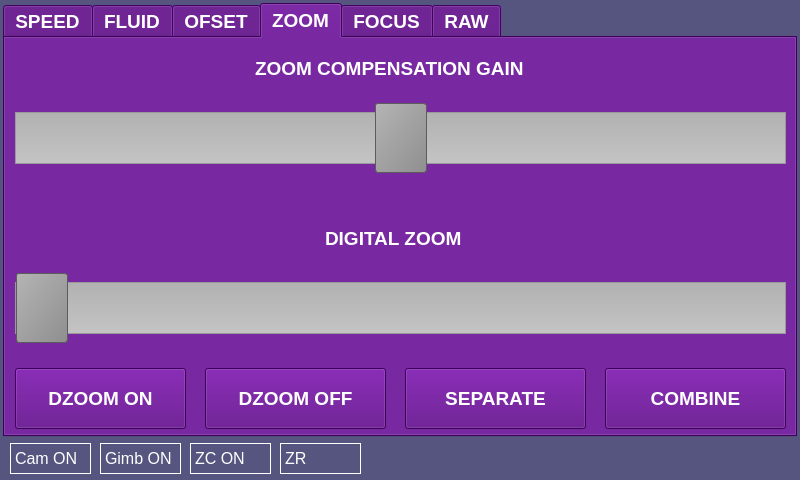
Old version of the form widget.ui in the repository ferstein/GRC.
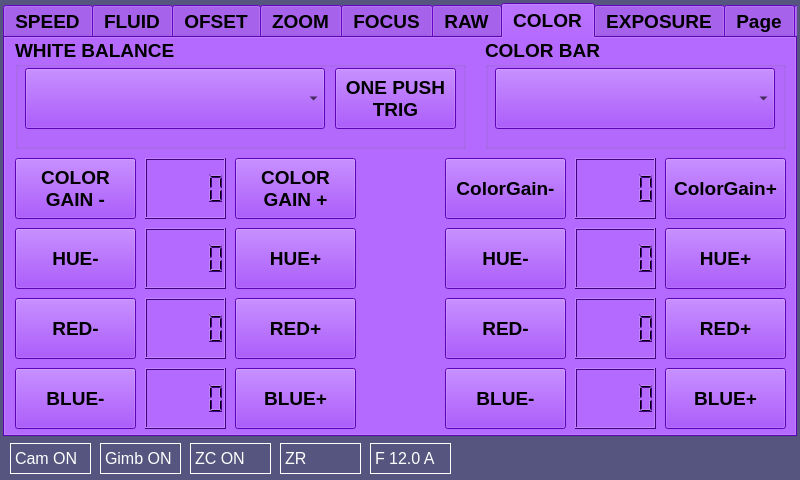
New version of the form. The open tabs and pages were chosen to show the change.

```diff
--- a/widget.ui
+++ b/widget.ui
@@ -143,63 +143,63 @@
       <colorrole role="WindowText">
        <brush brushstyle="SolidPattern">
         <color alpha="255">
-         <red>255</red>
-         <green>255</green>
-         <blue>255</blue>
+         <red>0</red>
+         <green>0</green>
+         <blue>0</blue>
         </color>
        </brush>
       </colorrole>
       <colorrole role="Button">
        <brush brushstyle="SolidPattern">
         <color alpha="255">
-         <red>85</red>
-         <green>0</green>
-         <blue>127</blue>
+         <red>130</red>
+         <green>5</green>
+         <blue>255</blue>
         </color>
        </brush>
       </colorrole>
       <colorrole role="Light">
        <brush brushstyle="SolidPattern">
         <color alpha="255">
-         <red>128</red>
-         <green>0</green>
-         <blue>191</blue>
+         <red>194</red>
+         <green>133</green>
+         <blue>255</blue>
         </color>
        </brush>
       </colorrole>
       <colorrole role="Midlight">
        <brush brushstyle="SolidPattern">
         <color alpha="255">
-         <red>106</red>
-         <green>0</green>
-         <blue>159</blue>
+         <red>162</red>
+         <green>69</green>
+         <blue>255</blue>
         </color>
        </brush>
       </colorrole>
       <colorrole role="Dark">
        <brush brushstyle="SolidPattern">
         <color alpha="255">
-         <red>42</red>
-         <green>0</green>
-         <blue>63</blue>
+         <red>65</red>
+         <green>2</green>
+         <blue>127</blue>
         </color>
        </brush>
       </colorrole>
       <colorrole role="Mid">
        <brush brushstyle="SolidPattern">
         <color alpha="255">
-         <red>56</red>
-         <green>0</green>
-         <blue>84</blue>
+         <red>87</red>
+         <green>3</green>
+         <blue>170</blue>
         </color>
        </brush>
       </colorrole>
       <colorrole role="Text">
        <brush brushstyle="SolidPattern">
         <color alpha="255">
-         <red>255</red>
-         <green>255</green>
-         <blue>255</blue>
+         <red>0</red>
+         <green>0</green>
+         <blue>0</blue>
         </color>
        </brush>
       </colorrole>
@@ -215,27 +215,27 @@
       <colorrole role="ButtonText">
        <brush brushstyle="SolidPattern">
         <color alpha="255">
-         <red>255</red>
-         <green>255</green>
-         <blue>255</blue>
+         <red>0</red>
+         <green>0</green>
+         <blue>0</blue>
         </color>
        </brush>
       </colorrole>
       <colorrole role="Base">
        <brush brushstyle="SolidPattern">
         <color alpha="255">
-         <red>0</red>
-         <green>0</green>
-         <blue>0</blue>
+         <red>255</red>
+         <green>255</green>
+         <blue>255</blue>
         </color>
        </brush>
       </colorrole>
       <colorrole role="Window">
        <brush brushstyle="SolidPattern">
         <color alpha="255">
-         <red>85</red>
-         <green>0</green>
-         <blue>127</blue>
+         <red>130</red>
+         <green>5</green>
+         <blue>255</blue>
         </color>
        </brush>
       </colorrole>
@@ -251,9 +251,9 @@
       <colorrole role="AlternateBase">
        <brush brushstyle="SolidPattern">
         <color alpha="255">
-         <red>42</red>
-         <green>0</green>
-         <blue>63</blue>
+         <red>192</red>
+         <green>130</green>
+         <blue>255</blue>
         </color>
        </brush>
       </colorrole>
@@ -275,68 +275,77 @@
         </color>
        </brush>
       </colorrole>
+      <colorrole role="PlaceholderText">
+       <brush brushstyle="SolidPattern">
+        <color alpha="128">
+         <red>0</red>
+         <green>0</green>
+         <blue>0</blue>
+        </color>
+       </brush>
+      </colorrole>
      </active>
      <inactive>
       <colorrole role="WindowText">
        <brush brushstyle="SolidPattern">
         <color alpha="255">
-         <red>255</red>
-         <green>255</green>
-         <blue>255</blue>
+         <red>0</red>
+         <green>0</green>
+         <blue>0</blue>
         </color>
        </brush>
       </colorrole>
       <colorrole role="Button">
        <brush brushstyle="SolidPattern">
         <color alpha="255">
-         <red>85</red>
-         <green>0</green>
-         <blue>127</blue>
+         <red>130</red>
+         <green>5</green>
+         <blue>255</blue>
         </color>
        </brush>
       </colorrole>
       <colorrole role="Light">
        <brush brushstyle="SolidPattern">
         <color alpha="255">
-         <red>128</red>
-         <green>0</green>
-         <blue>191</blue>
+         <red>194</red>
+         <green>133</green>
+         <blue>255</blue>
         </color>
        </brush>
       </colorrole>
       <colorrole role="Midlight">
        <brush brushstyle="SolidPattern">
         <color alpha="255">
-         <red>106</red>
-         <green>0</green>
-         <blue>159</blue>
+         <red>162</red>
+         <green>69</green>
+         <blue>255</blue>
         </color>
        </brush>
       </colorrole>
       <colorrole role="Dark">
        <brush brushstyle="SolidPattern">
         <color alpha="255">
-         <red>42</red>
-         <green>0</green>
-         <blue>63</blue>
+         <red>65</red>
+         <green>2</green>
+         <blue>127</blue>
         </color>
        </brush>
       </colorrole>
       <colorrole role="Mid">
        <brush brushstyle="SolidPattern">
         <color alpha="255">
-         <red>56</red>
-         <green>0</green>
-         <blue>84</blue>
+         <red>87</red>
+         <green>3</green>
+         <blue>170</blue>
         </color>
        </brush>
       </colorrole>
       <colorrole role="Text">
        <brush brushstyle="SolidPattern">
         <color alpha="255">
-         <red>255</red>
-         <green>255</green>
-         <blue>255</blue>
+         <red>0</red>
+         <green>0</green>
+         <blue>0</blue>
         </color>
        </brush>
       </colorrole>
@@ -352,27 +361,27 @@
       <colorrole role="ButtonText">
        <brush brushstyle="SolidPattern">
         <color alpha="255">
-         <red>255</red>
-         <green>255</green>
-         <blue>255</blue>
+         <red>0</red>
+         <green>0</green>
+         <blue>0</blue>
         </color>
        </brush>
       </colorrole>
       <colorrole role="Base">
        <brush brushstyle="SolidPattern">
         <color alpha="255">
-         <red>0</red>
-         <green>0</green>
-         <blue>0</blue>
+         <red>255</red>
+         <green>255</green>
+         <blue>255</blue>
         </color>
        </brush>
       </colorrole>
       <colorrole role="Window">
        <brush brushstyle="SolidPattern">
         <color alpha="255">
-         <red>85</red>
-         <green>0</green>
-         <blue>127</blue>
+         <red>130</red>
+         <green>5</green>
+         <blue>255</blue>
         </color>
        </brush>
       </colorrole>
@@ -388,9 +397,9 @@
       <colorrole role="AlternateBase">
        <brush brushstyle="SolidPattern">
         <color alpha="255">
-         <red>42</red>
-         <green>0</green>
-         <blue>63</blue>
+         <red>192</red>
+         <green>130</green>
+         <blue>255</blue>
         </color>
        </brush>
       </colorrole>
@@ -412,68 +421,77 @@
         </color>
        </brush>
       </colorrole>
+      <colorrole role="PlaceholderText">
+       <brush brushstyle="SolidPattern">
+        <color alpha="128">
+         <red>0</red>
+         <green>0</green>
+         <blue>0</blue>
+        </color>
+       </brush>
+      </colorrole>
      </inactive>
      <disabled>
       <colorrole role="WindowText">
        <brush brushstyle="SolidPattern">
         <color alpha="255">
-         <red>42</red>
-         <green>0</green>
-         <blue>63</blue>
+         <red>65</red>
+         <green>2</green>
+         <blue>127</blue>
         </color>
        </brush>
       </colorrole>
       <colorrole role="Button">
        <brush brushstyle="SolidPattern">
         <color alpha="255">
-         <red>85</red>
-         <green>0</green>
-         <blue>127</blue>
+         <red>130</red>
+         <green>5</green>
+         <blue>255</blue>
         </color>
        </brush>
       </colorrole>
       <colorrole role="Light">
        <brush brushstyle="SolidPattern">
         <color alpha="255">
-         <red>128</red>
-         <green>0</green>
-         <blue>191</blue>
+         <red>194</red>
+         <green>133</green>
+         <blue>255</blue>
         </color>
        </brush>
       </colorrole>
       <colorrole role="Midlight">
        <brush brushstyle="SolidPattern">
         <color alpha="255">
-         <red>106</red>
-         <green>0</green>
-         <blue>159</blue>
+         <red>162</red>
+         <green>69</green>
+         <blue>255</blue>
         </color>
        </brush>
       </colorrole>
       <colorrole role="Dark">
        <brush brushstyle="SolidPattern">
         <color alpha="255">
-         <red>42</red>
-         <green>0</green>
-         <blue>63</blue>
+         <red>65</red>
+         <green>2</green>
+         <blue>127</blue>
         </color>
        </brush>
       </colorrole>
       <colorrole role="Mid">
        <brush brushstyle="SolidPattern">
         <color alpha="255">
-         <red>56</red>
-         <green>0</green>
-         <blue>84</blue>
+         <red>87</red>
+         <green>3</green>
+         <blue>170</blue>
         </color>
        </brush>
       </colorrole>
       <colorrole role="Text">
        <brush brushstyle="SolidPattern">
         <color alpha="255">
-         <red>42</red>
-         <green>0</green>
-         <blue>63</blue>
+         <red>65</red>
+         <green>2</green>
+         <blue>127</blue>
         </color>
        </brush>
       </colorrole>
@@ -489,27 +507,27 @@
       <colorrole role="ButtonText">
        <brush brushstyle="SolidPattern">
         <color alpha="255">
-         <red>42</red>
-         <green>0</green>
-         <blue>63</blue>
+         <red>65</red>
+         <green>2</green>
+         <blue>127</blue>
         </color>
        </brush>
       </colorrole>
       <colorrole role="Base">
        <brush brushstyle="SolidPattern">
         <color alpha="255">
-         <red>85</red>
-         <green>0</green>
-         <blue>127</blue>
+         <red>130</red>
+         <green>5</green>
+         <blue>255</blue>
         </color>
        </brush>
       </colorrole>
       <colorrole role="Window">
        <brush brushstyle="SolidPattern">
         <color alpha="255">
-         <red>85</red>
-         <green>0</green>
-         <blue>127</blue>
+         <red>130</red>
+         <green>5</green>
+         <blue>255</blue>
         </color>
        </brush>
       </colorrole>
@@ -525,9 +543,9 @@
       <colorrole role="AlternateBase">
        <brush brushstyle="SolidPattern">
         <color alpha="255">
-         <red>85</red>
-         <green>0</green>
-         <blue>127</blue>
+         <red>130</red>
+         <green>5</green>
+         <blue>255</blue>
         </color>
        </brush>
       </colorrole>
@@ -549,6 +567,15 @@
         </color>
        </brush>
       </colorrole>
+      <colorrole role="PlaceholderText">
+       <brush brushstyle="SolidPattern">
+        <color alpha="128">
+         <red>0</red>
+         <green>0</green>
+         <blue>0</blue>
+        </color>
+       </brush>
+      </colorrole>
      </disabled>
     </palette>
    </property>
@@ -563,7 +590,16 @@
     <cursorShape>BlankCursor</cursorShape>
    </property>
    <property name="currentIndex">
-    <number>3</number>
+    <number>9</number>
+   </property>
+   <property name="iconSize">
+    <size>
+     <width>16</width>
+     <height>16</height>
+    </size>
+   </property>
+   <property name="usesScrollButtons">
+    <bool>false</bool>
    </property>
    <widget class="QWidget" name="tabSpeed">
     <attribute name="title">
@@ -1923,6 +1959,617 @@
      </property>
     </widget>
    </widget>
+   <widget class="QWidget" name="tab_color">
+    <attribute name="title">
+     <string>COLOR</string>
+    </attribute>
+    <widget class="QLCDNumber" name="lcdColorGain">
+     <property name="geometry">
+      <rect>
+       <x>140</x>
+       <y>120</y>
+       <width>81</width>
+       <height>61</height>
+      </rect>
+     </property>
+    </widget>
+    <widget class="QLCDNumber" name="lcdColorHue">
+     <property name="geometry">
+      <rect>
+       <x>140</x>
+       <y>190</y>
+       <width>81</width>
+       <height>61</height>
+      </rect>
+     </property>
+    </widget>
+    <widget class="QLCDNumber" name="lcdColorRGain">
+     <property name="geometry">
+      <rect>
+       <x>140</x>
+       <y>260</y>
+       <width>81</width>
+       <height>61</height>
+      </rect>
+     </property>
+    </widget>
+    <widget class="QLCDNumber" name="lcdColorBGain">
+     <property name="geometry">
+      <rect>
+       <x>140</x>
+       <y>330</y>
+       <width>81</width>
+       <height>61</height>
+      </rect>
+     </property>
+    </widget>
+    <widget class="QPushButton" name="ButColorGainMinus">
+     <property name="geometry">
+      <rect>
+       <x>10</x>
+       <y>120</y>
+       <width>121</width>
+       <height>61</height>
+      </rect>
+     </property>
+     <property name="minimumSize">
+      <size>
+       <width>121</width>
+       <height>61</height>
+      </size>
+     </property>
+     <property name="maximumSize">
+      <size>
+       <width>121</width>
+       <height>61</height>
+      </size>
+     </property>
+     <property name="text">
+      <string>COLOR
+GAIN -</string>
+     </property>
+    </widget>
+    <widget class="QPushButton" name="ButColorGainPlus">
+     <property name="geometry">
+      <rect>
+       <x>230</x>
+       <y>120</y>
+       <width>121</width>
+       <height>61</height>
+      </rect>
+     </property>
+     <property name="minimumSize">
+      <size>
+       <width>121</width>
+       <height>61</height>
+      </size>
+     </property>
+     <property name="maximumSize">
+      <size>
+       <width>121</width>
+       <height>61</height>
+      </size>
+     </property>
+     <property name="text">
+      <string>COLOR
+GAIN +</string>
+     </property>
+    </widget>
+    <widget class="QPushButton" name="ButColorBGainPlus">
+     <property name="geometry">
+      <rect>
+       <x>230</x>
+       <y>330</y>
+       <width>121</width>
+       <height>61</height>
+      </rect>
+     </property>
+     <property name="minimumSize">
+      <size>
+       <width>121</width>
+       <height>61</height>
+      </size>
+     </property>
+     <property name="maximumSize">
+      <size>
+       <width>121</width>
+       <height>61</height>
+      </size>
+     </property>
+     <property name="text">
+      <string>BLUE+</string>
+     </property>
+    </widget>
+    <widget class="QPushButton" name="ButColorBGainMinus">
+     <property name="geometry">
+      <rect>
+       <x>10</x>
+       <y>330</y>
+       <width>121</width>
+       <height>61</height>
+      </rect>
+     </property>
+     <property name="minimumSize">
+      <size>
+       <width>121</width>
+       <height>61</height>
+      </size>
+     </property>
+     <property name="maximumSize">
+      <size>
+       <width>121</width>
+       <height>61</height>
+      </size>
+     </property>
+     <property name="text">
+      <string>BLUE-</string>
+     </property>
+    </widget>
+    <widget class="QPushButton" name="ButColorHuePlus">
+     <property name="geometry">
+      <rect>
+       <x>230</x>
+       <y>190</y>
+       <width>121</width>
+       <height>61</height>
+      </rect>
+     </property>
+     <property name="minimumSize">
+      <size>
+       <width>121</width>
+       <height>61</height>
+      </size>
+     </property>
+     <property name="maximumSize">
+      <size>
+       <width>121</width>
+       <height>61</height>
+      </size>
+     </property>
+     <property name="text">
+      <string>HUE+</string>
+     </property>
+    </widget>
+    <widget class="QPushButton" name="ButColorHueMinus">
+     <property name="geometry">
+      <rect>
+       <x>10</x>
+       <y>190</y>
+       <width>121</width>
+       <height>61</height>
+      </rect>
+     </property>
+     <property name="minimumSize">
+      <size>
+       <width>121</width>
+       <height>61</height>
+      </size>
+     </property>
+     <property name="maximumSize">
+      <size>
+       <width>121</width>
+       <height>61</height>
+      </size>
+     </property>
+     <property name="text">
+      <string>HUE-</string>
+     </property>
+    </widget>
+    <widget class="QPushButton" name="ButColorRGainPlus">
+     <property name="geometry">
+      <rect>
+       <x>230</x>
+       <y>260</y>
+       <width>121</width>
+       <height>61</height>
+      </rect>
+     </property>
+     <property name="minimumSize">
+      <size>
+       <width>121</width>
+       <height>61</height>
+      </size>
+     </property>
+     <property name="maximumSize">
+      <size>
+       <width>121</width>
+       <height>61</height>
+      </size>
+     </property>
+     <property name="text">
+      <string>RED+</string>
+     </property>
+    </widget>
+    <widget class="QPushButton" name="ButColorRGainMinus">
+     <property name="geometry">
+      <rect>
+       <x>10</x>
+       <y>260</y>
+       <width>121</width>
+       <height>61</height>
+      </rect>
+     </property>
+     <property name="minimumSize">
+      <size>
+       <width>121</width>
+       <height>61</height>
+      </size>
+     </property>
+     <property name="maximumSize">
+      <size>
+       <width>121</width>
+       <height>61</height>
+      </size>
+     </property>
+     <property name="text">
+      <string>RED-</string>
+     </property>
+    </widget>
+    <widget class="QLCDNumber" name="lcdColorRGain_2">
+     <property name="geometry">
+      <rect>
+       <x>570</x>
+       <y>260</y>
+       <width>81</width>
+       <height>61</height>
+      </rect>
+     </property>
+    </widget>
+    <widget class="QPushButton" name="ButColorHueMinus_2">
+     <property name="geometry">
+      <rect>
+       <x>440</x>
+       <y>190</y>
+       <width>121</width>
+       <height>61</height>
+      </rect>
+     </property>
+     <property name="minimumSize">
+      <size>
+       <width>121</width>
+       <height>61</height>
+      </size>
+     </property>
+     <property name="maximumSize">
+      <size>
+       <width>121</width>
+       <height>61</height>
+      </size>
+     </property>
+     <property name="text">
+      <string>HUE-</string>
+     </property>
+    </widget>
+    <widget class="QLCDNumber" name="lcdColorGain_2">
+     <property name="geometry">
+      <rect>
+       <x>570</x>
+       <y>120</y>
+       <width>81</width>
+       <height>61</height>
+      </rect>
+     </property>
+    </widget>
+    <widget class="QPushButton" name="ButColorHuePlus_2">
+     <property name="geometry">
+      <rect>
+       <x>660</x>
+       <y>190</y>
+       <width>121</width>
+       <height>61</height>
+      </rect>
+     </property>
+     <property name="minimumSize">
+      <size>
+       <width>121</width>
+       <height>61</height>
+      </size>
+     </property>
+     <property name="maximumSize">
+      <size>
+       <width>121</width>
+       <height>61</height>
+      </size>
+     </property>
+     <property name="text">
+      <string>HUE+</string>
+     </property>
+    </widget>
+    <widget class="QPushButton" name="ButColorBGainPlus_2">
+     <property name="geometry">
+      <rect>
+       <x>660</x>
+       <y>330</y>
+       <width>121</width>
+       <height>61</height>
+      </rect>
+     </property>
+     <property name="minimumSize">
+      <size>
+       <width>121</width>
+       <height>61</height>
+      </size>
+     </property>
+     <property name="maximumSize">
+      <size>
+       <width>121</width>
+       <height>61</height>
+      </size>
+     </property>
+     <property name="text">
+      <string>BLUE+</string>
+     </property>
+    </widget>
+    <widget class="QPushButton" name="ButColorGainPlus_2">
+     <property name="geometry">
+      <rect>
+       <x>660</x>
+       <y>120</y>
+       <width>121</width>
+       <height>61</height>
+      </rect>
+     </property>
+     <property name="minimumSize">
+      <size>
+       <width>121</width>
+       <height>61</height>
+      </size>
+     </property>
+     <property name="maximumSize">
+      <size>
+       <width>121</width>
+       <height>61</height>
+      </size>
+     </property>
+     <property name="text">
+      <string>ColorGain+</string>
+     </property>
+    </widget>
+    <widget class="QPushButton" name="ButColorRGainPlus_2">
+     <property name="geometry">
+      <rect>
+       <x>660</x>
+       <y>260</y>
+       <width>121</width>
+       <height>61</height>
+      </rect>
+     </property>
+     <property name="minimumSize">
+      <size>
+       <width>121</width>
+       <height>61</height>
+      </size>
+     </property>
+     <property name="maximumSize">
+      <size>
+       <width>121</width>
+       <height>61</height>
+      </size>
+     </property>
+     <property name="text">
+      <string>RED+</string>
+     </property>
+    </widget>
+    <widget class="QPushButton" name="ButColorGainMinus_2">
+     <property name="geometry">
+      <rect>
+       <x>440</x>
+       <y>120</y>
+       <width>121</width>
+       <height>61</height>
+      </rect>
+     </property>
+     <property name="minimumSize">
+      <size>
+       <width>121</width>
+       <height>61</height>
+      </size>
+     </property>
+     <property name="maximumSize">
+      <size>
+       <width>121</width>
+       <height>61</height>
+      </size>
+     </property>
+     <property name="text">
+      <string>ColorGain-</string>
+     </property>
+    </widget>
+    <widget class="QLCDNumber" name="lcdColorHue_2">
+     <property name="geometry">
+      <rect>
+       <x>570</x>
+       <y>190</y>
+       <width>81</width>
+       <height>61</height>
+      </rect>
+     </property>
+    </widget>
+    <widget class="QPushButton" name="ButColorBGainMinus_2">
+     <property name="geometry">
+      <rect>
+       <x>440</x>
+       <y>330</y>
+       <width>121</width>
+       <height>61</height>
+      </rect>
+     </property>
+     <property name="minimumSize">
+      <size>
+       <width>121</width>
+       <height>61</height>
+      </size>
+     </property>
+     <property name="maximumSize">
+      <size>
+       <width>121</width>
+       <height>61</height>
+      </size>
+     </property>
+     <property name="text">
+      <string>BLUE-</string>
+     </property>
+    </widget>
+    <widget class="QPushButton" name="ButColorRGainMinus_2">
+     <property name="geometry">
+      <rect>
+       <x>440</x>
+       <y>260</y>
+       <width>121</width>
+       <height>61</height>
+      </rect>
+     </property>
+     <property name="minimumSize">
+      <size>
+       <width>121</width>
+       <height>61</height>
+      </size>
+     </property>
+     <property name="maximumSize">
+      <size>
+       <width>121</width>
+       <height>61</height>
+      </size>
+     </property>
+     <property name="text">
+      <string>RED-</string>
+     </property>
+    </widget>
+    <widget class="QLCDNumber" name="lcdColorBGain_2">
+     <property name="geometry">
+      <rect>
+       <x>570</x>
+       <y>330</y>
+       <width>81</width>
+       <height>61</height>
+      </rect>
+     </property>
+    </widget>
+    <widget class="QGroupBox" name="groupBoxWhiteBallance">
+     <property name="geometry">
+      <rect>
+       <x>10</x>
+       <y>0</y>
+       <width>451</width>
+       <height>111</height>
+      </rect>
+     </property>
+     <property name="title">
+      <string>WHITE BALANCE</string>
+     </property>
+     <widget class="QComboBox" name="comboBoxWB">
+      <property name="geometry">
+       <rect>
+        <x>10</x>
+        <y>30</y>
+        <width>300</width>
+        <height>61</height>
+       </rect>
+      </property>
+      <property name="minimumSize">
+       <size>
+        <width>300</width>
+        <height>61</height>
+       </size>
+      </property>
+      <property name="maximumSize">
+       <size>
+        <width>300</width>
+        <height>61</height>
+       </size>
+      </property>
+      <property name="font">
+       <font>
+        <pointsize>16</pointsize>
+       </font>
+      </property>
+     </widget>
+     <widget class="QPushButton" name="ButWBonePushTrigger">
+      <property name="geometry">
+       <rect>
+        <x>320</x>
+        <y>30</y>
+        <width>121</width>
+        <height>61</height>
+       </rect>
+      </property>
+      <property name="minimumSize">
+       <size>
+        <width>121</width>
+        <height>61</height>
+       </size>
+      </property>
+      <property name="maximumSize">
+       <size>
+        <width>121</width>
+        <height>61</height>
+       </size>
+      </property>
+      <property name="text">
+       <string>ONE PUSH
+TRIG</string>
+      </property>
+     </widget>
+    </widget>
+    <widget class="QGroupBox" name="groupBox">
+     <property name="geometry">
+      <rect>
+       <x>480</x>
+       <y>0</y>
+       <width>301</width>
+       <height>111</height>
+      </rect>
+     </property>
+     <property name="title">
+      <string>COLOR BAR</string>
+     </property>
+     <widget class="QComboBox" name="comboBoxColorBar">
+      <property name="geometry">
+       <rect>
+        <x>10</x>
+        <y>30</y>
+        <width>280</width>
+        <height>61</height>
+       </rect>
+      </property>
+      <property name="minimumSize">
+       <size>
+        <width>280</width>
+        <height>61</height>
+       </size>
+      </property>
+      <property name="maximumSize">
+       <size>
+        <width>280</width>
+        <height>61</height>
+       </size>
+      </property>
+      <property name="font">
+       <font>
+        <pointsize>16</pointsize>
+       </font>
+      </property>
+     </widget>
+    </widget>
+   </widget>
+   <widget class="QWidget" name="tabExposure">
+    <property name="cursor">
+     <cursorShape>ArrowCursor</cursorShape>
+    </property>
+    <attribute name="title">
+     <string>EXPOSURE</string>
+    </attribute>
+   </widget>
+   <widget class="QWidget" name="tab">
+    <attribute name="title">
+     <string>Page</string>
+    </attribute>
+   </widget>
+   <widget class="QWidget" name="tab_2">
+    <attribute name="title">
+     <string>Page</string>
+    </attribute>
+   </widget>
   </widget>
   <widget class="QLabel" name="labeCamCtrl">
    <property name="geometry">
@@ -2264,6 +2911,118 @@
     <string>ZR</string>
    </property>
   </widget>
+  <widget class="QLabel" name="labeFocusPos">
+   <property name="geometry">
+    <rect>
+     <x>370</x>
+     <y>443</y>
+     <width>81</width>
+     <height>31</height>
+    </rect>
+   </property>
+   <property name="palette">
+    <palette>
+     <active>
+      <colorrole role="WindowText">
+       <brush brushstyle="SolidPattern">
+        <color alpha="255">
+         <red>255</red>
+         <green>255</green>
+         <blue>255</blue>
+        </color>
+       </brush>
+      </colorrole>
+      <colorrole role="Text">
+       <brush brushstyle="SolidPattern">
+        <color alpha="255">
+         <red>255</red>
+         <green>255</green>
+         <blue>255</blue>
+        </color>
+       </brush>
+      </colorrole>
+      <colorrole role="PlaceholderText">
+       <brush brushstyle="NoBrush">
+        <color alpha="128">
+         <red>255</red>
+         <green>255</green>
+         <blue>255</blue>
+        </color>
+       </brush>
+      </colorrole>
+     </active>
+     <inactive>
+      <colorrole role="WindowText">
+       <brush brushstyle="SolidPattern">
+        <color alpha="255">
+         <red>255</red>
+         <green>255</green>
+         <blue>255</blue>
+        </color>
+       </brush>
+      </colorrole>
+      <colorrole role="Text">
+       <brush brushstyle="SolidPattern">
+        <color alpha="255">
+         <red>255</red>
+         <green>255</green>
+         <blue>255</blue>
+        </color>
+       </brush>
+      </colorrole>
+      <colorrole role="PlaceholderText">
+       <brush brushstyle="NoBrush">
+        <color alpha="128">
+         <red>255</red>
+         <green>255</green>
+         <blue>255</blue>
+        </color>
+       </brush>
+      </colorrole>
+     </inactive>
+     <disabled>
+      <colorrole role="WindowText">
+       <brush brushstyle="SolidPattern">
+        <color alpha="255">
+         <red>106</red>
+         <green>104</green>
+         <blue>100</blue>
+        </color>
+       </brush>
+      </colorrole>
+      <colorrole role="Text">
+       <brush brushstyle="SolidPattern">
+        <color alpha="255">
+         <red>106</red>
+         <green>104</green>
+         <blue>100</blue>
+        </color>
+       </brush>
+      </colorrole>
+      <colorrole role="PlaceholderText">
+       <brush brushstyle="NoBrush">
+        <color alpha="128">
+         <red>255</red>
+         <green>255</green>
+         <blue>255</blue>
+        </color>
+       </brush>
+      </colorrole>
+     </disabled>
+    </palette>
+   </property>
+   <property name="font">
+    <font>
+     <pointsize>12</pointsize>
+    </font>
+   </property>
+   <property name="frameShape">
+    <enum>QFrame::Box</enum>
+   </property>
+   <property name="text">
+    <string notr="true">F 12.0 A</string>
+   </property>
+  </widget>
  </widget>
  <layoutdefault spacing="6" margin="11"/>
  <resources/>
```
Left out of the diff: 114 changed lines with no effect on the pictures.
